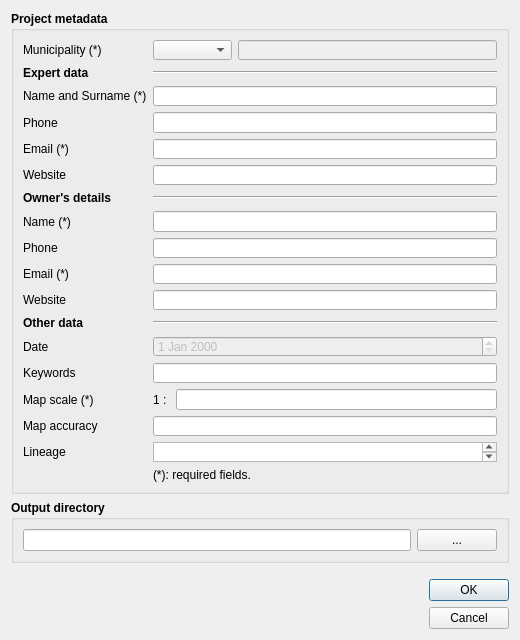
The window that tb_nuovo_progetto.ui (CNR-IGAG/mzs-tools) describes before a commit, drawn with Qt 5.
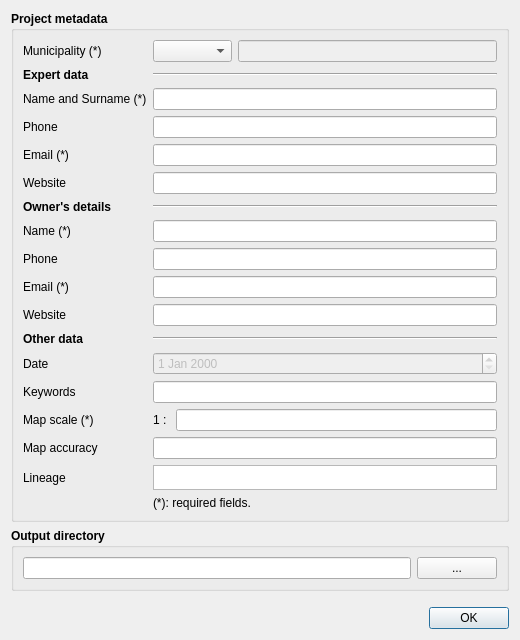
The same window after the commit. Icons and pictures are not drawn.

What changed in the file:
```diff
--- a/tb_nuovo_progetto.ui
+++ b/tb_nuovo_progetto.ui
@@ -927,7 +927,10 @@
         <enum>Qt::Vertical</enum>
        </property>
        <property name="standardButtons">
-        <set>QDialogButtonBox::Cancel|QDialogButtonBox::Ok</set>
+        <set>QDialogButtonBox::Ok</set>
+       </property>
+       <property name="centerButtons">
+        <bool>true</bool>
        </property>
       </widget>
      </item>
```
Left out of the diff: 30 changed lines with no effect on the pictures.
